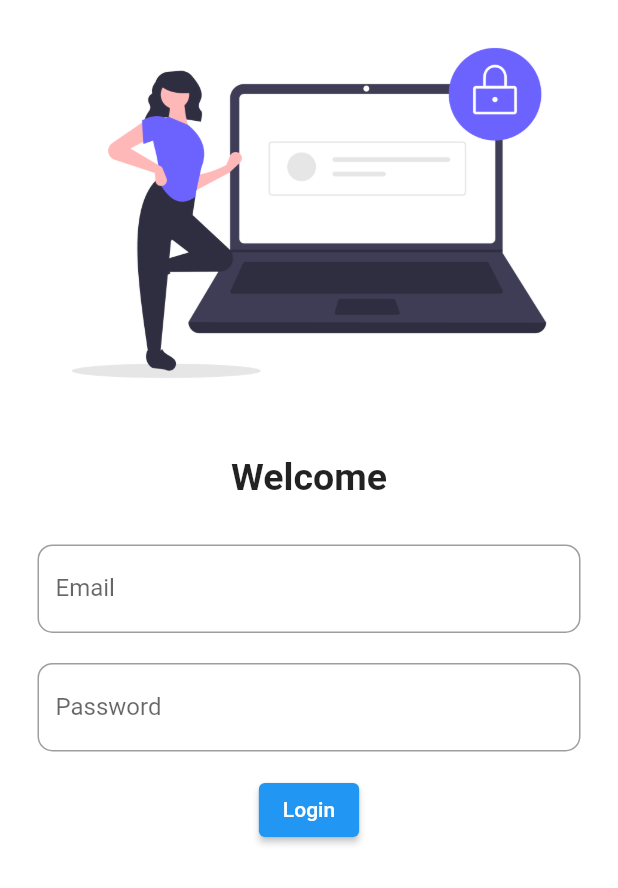
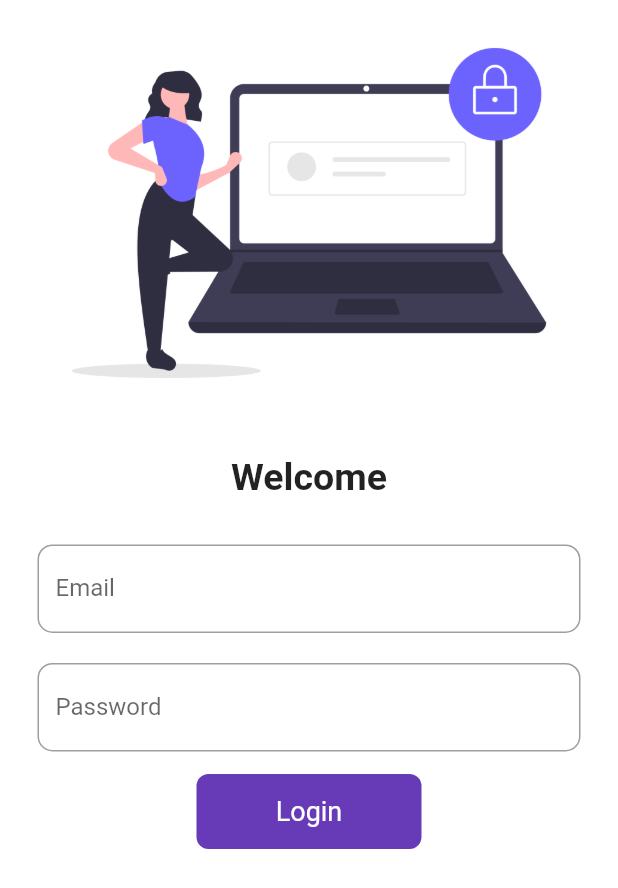
Before and after one commit to sherryqaisrani/catalog_app_flutter, a Flutter app: the screen it shows after launch, on a phone screen of 412 x 824 dp. Shown: the top 888 px of the screen. Run offline on Flutter 3.47's test engine with Material 2 defaults, Android fonts, the phone set to English and light mode, and no system bars; our stand-ins replace google_fonts.

Commit message:
Day5 Task Complete

```diff
--- a/lib/pages/login_page.dart
+++ b/lib/pages/login_page.dart
@@ -2,8 +2,29 @@ import 'package:catalog_flutter_application/pages/home_page.dart';
 import 'package:catalog_flutter_application/utils/routes.dart';
 import 'package:flutter/material.dart';
 
-class LoginPage extends StatelessWidget {
+class LoginPage extends StatefulWidget {
   const LoginPage({Key? key}) : super(key: key);
+
+  @override
+  State<LoginPage> createState() => _LoginPageState();
+}
+
+class _LoginPageState extends State<LoginPage> {
+  bool isButton = false;
+  final _validationKey = GlobalKey<FormState>();
+
+  void moveToHome(BuildContext context) async {
+    if (_validationKey.currentState!.validate()) {
+      setState(() {
+        isButton = true;
+      });
+      await Future.delayed(Duration(seconds: 1));
+      Navigator.pushNamed(context, Routes.HOME);
+      setState(() {
+        isButton = false;
+      });
+    }
+  }
 
   @override
   Widget build(BuildContext context) {
@@ -12,6 +33,8 @@ class LoginPage extends StatelessWidget {
         home: Scaffold(
           backgroundColor: Colors.white,
           body: SingleChildScrollView(
+            child: Form(
+              key: _validationKey,
               child: Column(
                 children: [
                   Container(
@@ -37,7 +60,13 @@ class LoginPage extends StatelessWidget {
                     padding: const EdgeInsets.only(left: 25, right: 25),
                     child: Column(
                       children: [
-                      TextField(
+                        TextFormField(
+                          validator: (value) {
+                            if (value == null || value.isEmpty) {
+                              return 'Email Cannot be empty';
+                            }
+                            return null;
+                          },
                           decoration: InputDecoration(
                               hintText: 'Enter Email',
                               label: const Text('Email'),
@@ -47,7 +76,15 @@ class LoginPage extends StatelessWidget {
                         const SizedBox(
                           height: 20,
                         ),
-                      TextField(
+                        TextFormField(
+                          validator: (value) {
+                            if (value == null || value.isEmpty) {
+                              return 'Password Cannot be empty';
+                            } else if (value.length < 6) {
+                              return 'Password length 6';
+                            }
+                            return null;
+                          },
                           obscureText: true,
                           decoration: InputDecoration(
                               hintText: 'Enter Password',
@@ -62,17 +99,35 @@ class LoginPage extends StatelessWidget {
                   const SizedBox(
                     height: 15,
                   ),
-                ElevatedButton(
-                    onPressed: () {
-                      Navigator.pushNamed(context, Routes.HOME);
+                  InkWell(
+                    onTap: () {
+                      moveToHome(context);
                     },
-                    child: const Text(
+                    child: AnimatedContainer(
+                      duration: Duration(seconds: 1),
+                      alignment: Alignment.center,
+                      height: 50,
+                      width: isButton ? 50 : 150,
+                      child: isButton
+                          ? const Icon(
+                              Icons.done,
+                              color: Colors.white,
+                            )
+                          : const Text(
                               'Login',
                               style: TextStyle(
                                 color: Colors.white,
+                                fontSize: 18,
                               ),
-                    ))
+                            ),
+                      decoration: BoxDecoration(
+                        color: Colors.deepPurple,
+                        borderRadius: BorderRadius.circular(isButton ? 50 : 8),
+                      ),
+                    ),
+                  )
                 ],
+              ),
             ),
           ),
         ));
```
Lines whose indentation alone changed are shown as unchanged.
